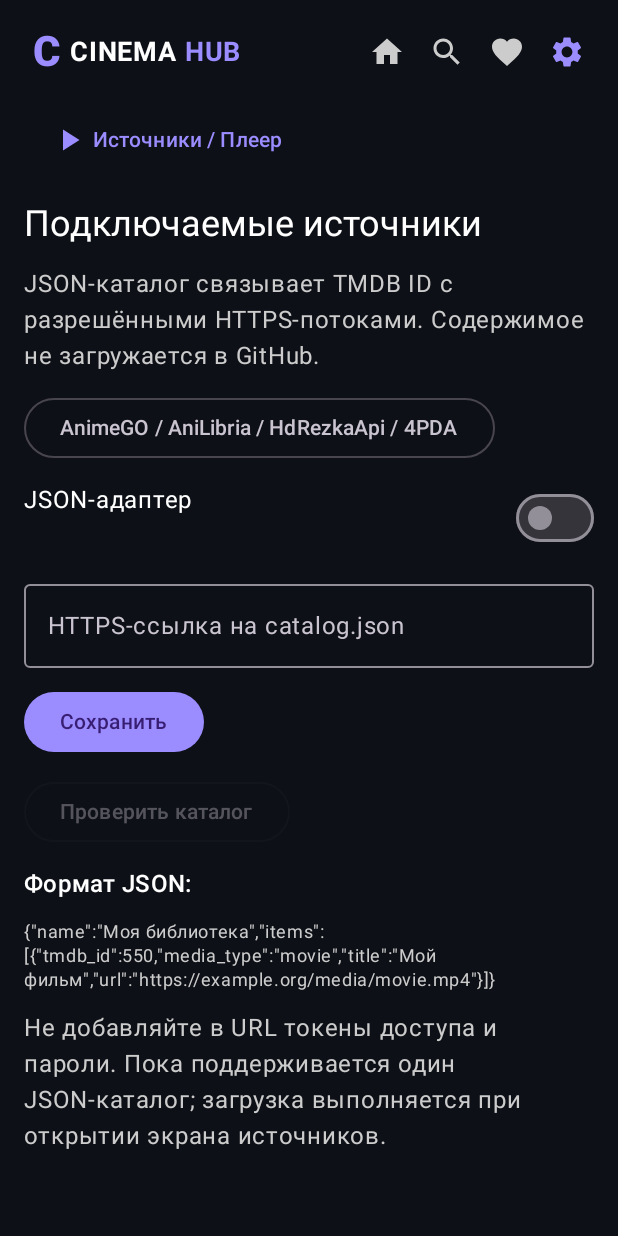
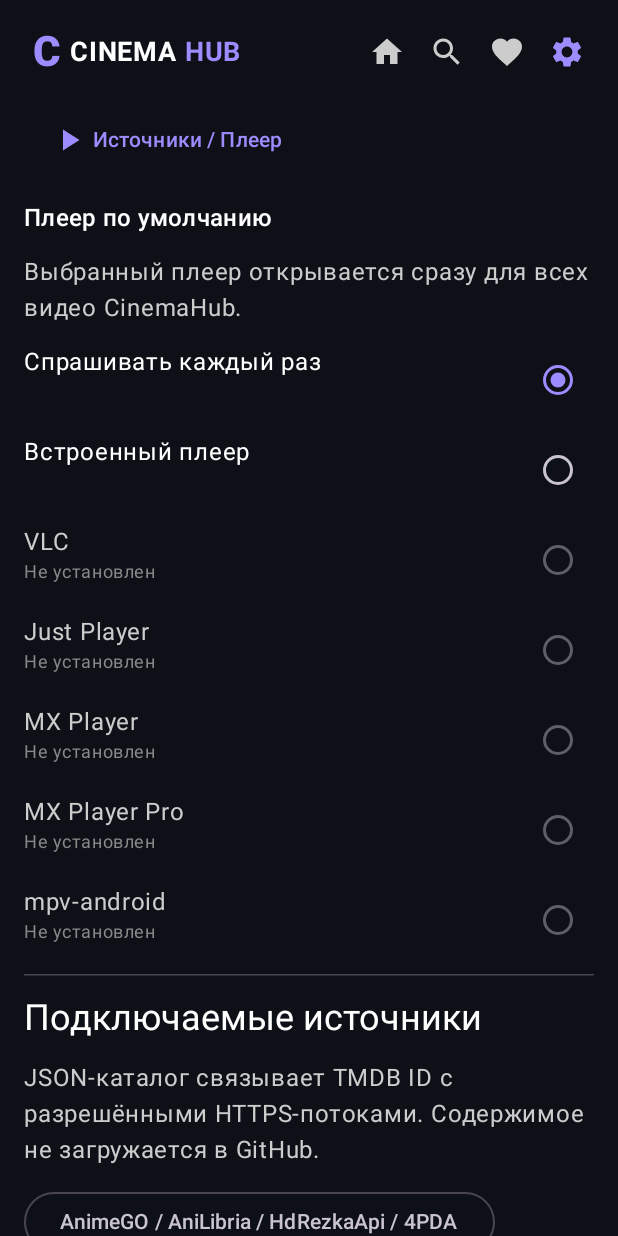
Before and after one commit to Taktangel/CinemaHub, an Android app built with Jetpack Compose: the screen it shows after launch (MainActivity), after a tap on "Настройки", on a phone screen of 412 x 824 dp. Run offline under Robolectric (Android 15) with nearby library versions, the phone set to English and light mode, and no system bars; libraries missing offline, so code that uses them is left out: okhttp3.dnsoverhttps; pictures from the network do not load; 3 other taps on this screen came first.

Commit message:
Wire default player, install detection and AniLiberty playback in CinemaHub 0.9

```diff
--- a/app/src/main/java/com/cinemahub/app/CatalogAdapter.kt
+++ b/app/src/main/java/com/cinemahub/app/CatalogAdapter.kt
@@ -3,6 +3,8 @@ package com.cinemahub.app
 import android.content.Context
 import android.net.Uri
 import androidx.compose.foundation.layout.*
+import androidx.compose.foundation.rememberScrollState
+import androidx.compose.foundation.verticalScroll
 import androidx.compose.material3.*
 import androidx.compose.runtime.*
 import androidx.compose.ui.Modifier
@@ -123,7 +125,9 @@ fun CatalogAdapterSettingsScreen(onOpenProviders: () -> Unit = {}) {
     var itemCount by remember { mutableStateOf<Int?>(null) }
     val valid = url.isBlank() || (url.startsWith("https://") && isSupportedStreamUrl(url))
 
-    Column(Modifier.fillMaxSize().padding(16.dp), verticalArrangement = Arrangement.spacedBy(12.dp)) {
+    Column(Modifier.fillMaxSize().verticalScroll(rememberScrollState()).padding(16.dp), verticalArrangement = Arrangement.spacedBy(12.dp)) {
+        PlaybackSettingsSection()
+        HorizontalDivider()
         Text("Подключаемые источники", color = Color.White, style = MaterialTheme.typography.headlineSmall)
         Text("JSON-каталог связывает TMDB ID с разрешёнными HTTPS-потоками. Содержимое не загружается в GitHub.", color = Color.LightGray)
         OutlinedButton(onClick = onOpenProviders) { Text("AnimeGO / AniLibria / HdRezkaApi / 4PDA") }
```
